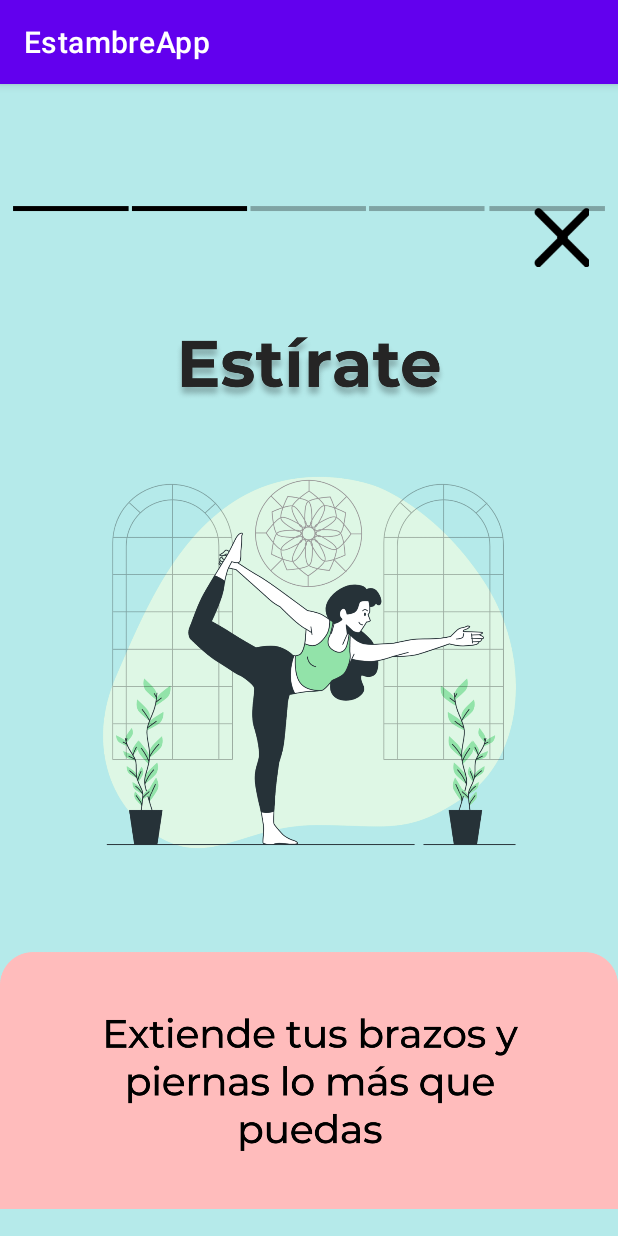
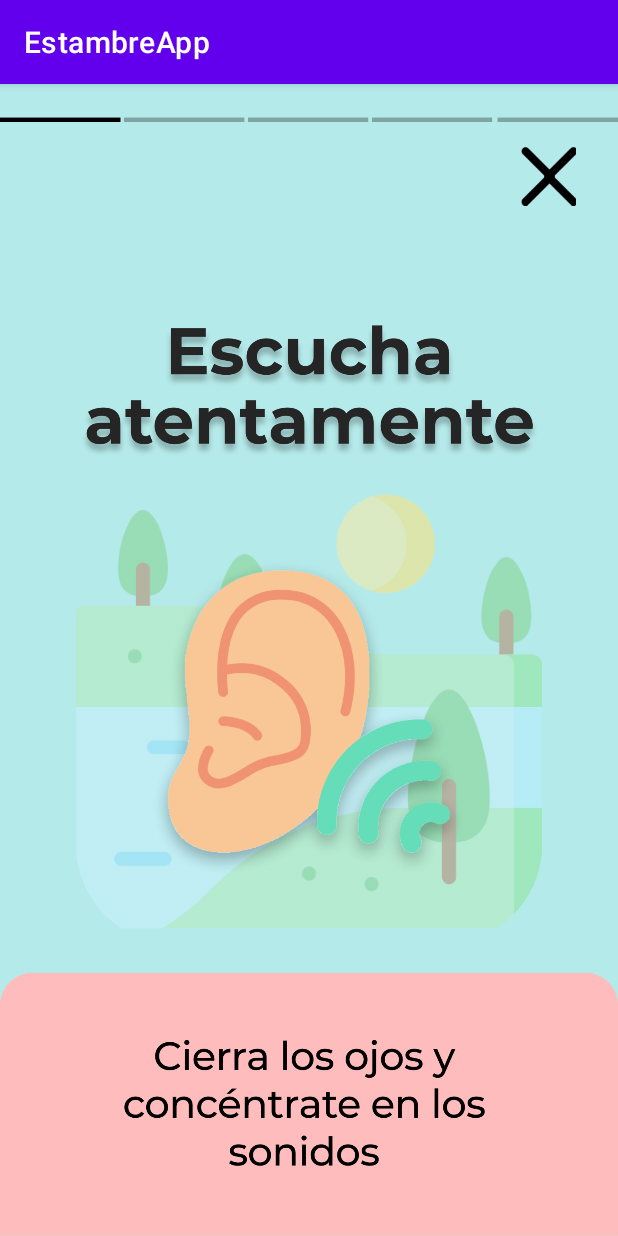
Before and after one commit to JonathanJosa/EstambreApp, an Android app: the MindfulnessSessionActivity screen opened directly, with no data from a screen before it, on a phone screen of 412 x 824 dp. Run offline under Robolectric (Android 15) with nearby library versions, the phone set to English and light mode, and no system bars.

Commit message:
responsive fixed

```diff
--- a/app/src/main/java/com/example/estambreapp/MindfulnessSessionActivity.java
+++ b/app/src/main/java/com/example/estambreapp/MindfulnessSessionActivity.java
@@ -11,8 +11,10 @@ import android.widget.ImageView;
 public class MindfulnessSessionActivity extends AppCompatActivity {
 
     ImageView background;
+    ImageView load;
     View nullView;
-    long[] durations = new long[]{1000, 2000, 3000, 4000, 5000};
+    //Duraciones de cada actividad
+    long[] durations = new long[]{3000, 2000, 3000, 4000, 3000};
     int imageNo = 1;
     Handler handlerChange;
 
@@ -21,32 +23,46 @@ public class MindfulnessSessionActivity extends AppCompatActivity {
         super.onCreate(savedInstanceState);
         setContentView(R.layout.activity_mindfulness_session);
         handlerChange = new Handler();
+        //Elementos importantes, background con las instrucciones de que hacer, load con la barra de el numero de actividad
         background = findViewById(R.id.backgroundView);
+        load = findViewById(R.id.loadBar);
+        //Cambio de pantallas automatico con la duracion establecida en durations
         autoChange((long) durations[imageNo-1]);
     }
 
     @Override
+    //Configuracion pantalla completa
     public void onWindowFocusChanged(boolean focused){
         super.onWindowFocusChanged(focused);
         if(focused) new ScreenConfig(getWindow().getDecorView());
     }
 
+    //Salida de las actividades, eliminar el handler de cambio asincronico
     public void exit(View _v){ handlerChange.removeCallbacks(waitingInstance); startActivity(new Intent(this, MindfulnessActivity.class)); }
 
+    //Cambiar entre siguiente y anterior actividad, si es atras, ejecuta changeActivity con un -1, adelante con +1
     public void changeButton(View v){ changeActivity("atras".equals(v.getContentDescription().toString()) ? -1 : 1); }
 
+    //Declaracion del handlerChange asincronico para cambiar de actividades
     private void autoChange(long time){ handlerChange.postDelayed(waitingInstance, (long) time); }
 
+    //cambiar de actividad
     private void changeActivity(int change){
+        //Eliminar el cambio asincronico
         handlerChange.removeCallbacks(waitingInstance);
+        //Revisar que no sea la ultima o primera actividad
         if(imageNo + change > 5){ exit(nullView); return; }
         if(imageNo + change < 1){ change = 0; }
         imageNo += change;
+        //Activar nuevo autoChange con tiempo correspondiente
         autoChange((long) durations[imageNo-1]);
-        background.setImageResource(getResources().getIdentifier("act"+ (imageNo), "drawable", getPackageName()));
+        //Cambiar el fondo de la pantalla
+        background.setImageResource(getResources().getIdentifier("act" + imageNo, "drawable", getPackageName()));
+        load.setImageResource(getResources().getIdentifier("actload" + imageNo, "drawable", getPackageName()));
     }
 
-    Runnable waitingInstance = new Runnable() {
+    //WaitingInstance, realiza un cambio de actividad en un tiempo especifico, necesita declararse para poder borrarse de ser necesario
+    private final Runnable waitingInstance = new Runnable() {
         @Override
         public void run() { changeActivity(1); }
     };
--- a/app/src/main/res/layout/activity_mindfulness.xml
+++ b/app/src/main/res/layout/activity_mindfulness.xml
@@ -48,7 +48,7 @@
         app:layout_constraintBottom_toBottomOf="parent"
         app:layout_constraintStart_toStartOf="parent"
         app:layout_constraintTop_toTopOf="parent"
-        app:layout_constraintVertical_bias="0.52"
+        app:layout_constraintVertical_bias="0.541"
         app:srcCompat="@drawable/next_boton"
         tools:ignore="SpeakableTextPresentCheck" />
 
--- a/app/src/main/res/layout/activity_mindfulness_session.xml
+++ b/app/src/main/res/layout/activity_mindfulness_session.xml
@@ -13,7 +13,7 @@
         android:layout_height="wrap_content"
         android:backgroundTint="#00FFFFFF"
         android:contentDescription="@string/todo"
-        android:scaleType="centerInside"
+        android:scaleType="fitEnd"
         app:layout_constraintBottom_toBottomOf="parent"
         app:layout_constraintEnd_toEndOf="parent"
         app:layout_constraintStart_toStartOf="parent"
@@ -30,10 +30,10 @@
         android:scaleType="centerInside"
         app:layout_constraintBottom_toBottomOf="parent"
         app:layout_constraintEnd_toEndOf="parent"
-        app:layout_constraintHorizontal_bias="0.979"
+        app:layout_constraintHorizontal_bias="0.954"
         app:layout_constraintStart_toStartOf="parent"
-        app:layout_constraintTop_toTopOf="parent"
-        app:layout_constraintVertical_bias="0.1"
+        app:layout_constraintTop_toBottomOf="@+id/loadBar"
+        app:layout_constraintVertical_bias="0.0"
         app:srcCompat="@drawable/equis"
         tools:ignore="SpeakableTextPresentCheck" />
 
@@ -64,4 +64,18 @@
         app:layout_constraintStart_toStartOf="parent"
         app:layout_constraintTop_toTopOf="parent"
         app:layout_constraintVertical_bias="1.0" />
+
+    <ImageView
+        android:id="@+id/loadBar"
+        android:layout_width="wrap_content"
+        android:layout_height="wrap_content"
+        android:contentDescription="@string/load"
+        app:layout_constraintBottom_toBottomOf="parent"
+        app:layout_constraintEnd_toEndOf="parent"
+        app:layout_constraintHorizontal_bias="0.0"
+        app:layout_constraintStart_toStartOf="parent"
+        app:layout_constraintTop_toTopOf="parent"
+        app:layout_constraintVertical_bias="0.022"
+        app:srcCompat="@drawable/actload1"
+        tools:ignore="ImageContrastCheck" />
 </androidx.constraintlayout.widget.ConstraintLayout>
--- a/app/src/main/res/values/strings.xml
+++ b/app/src/main/res/values/strings.xml
@@ -25,4 +25,5 @@
     <string name="button_to_go_up_on_maze">Button to go up on maze</string>
     <string name="exitgame">ExitGame</string>
     <string name="elije_tu_favorito">Elije tu favorito!!!</string>
+    <string name="load">load</string>
 </resources>
```
Also changed, not shown: app/src/main/res/drawable/act1.png, app/src/main/res/drawable/act2.png, app/src/main/res/drawable/act3.png, app/src/main/res/drawable/act4.png, app/src/main/res/drawable/act5.png, app/src/main/res/drawable/actload1.png (added), app/src/main/res/drawable/actload2.png (added), app/src/main/res/drawable/actload3.png (added), app/src/main/res/drawable/actload4.png (added), app/src/main/res/drawable/actload5.png (added).
